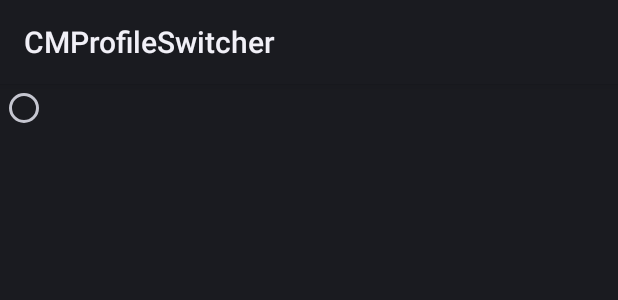
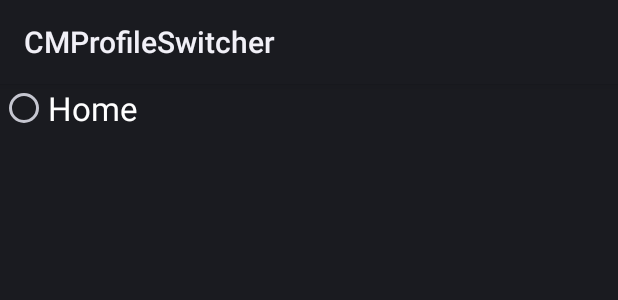
Before and after one commit to GunoH/cmprofileswitcher, an Android app: the layout profile_row.xml on its own in the app's theme, with its tools: preview values and no code run, on a phone screen of 412 x 824 dp. Shown: the top 300 px of the screen. Run offline under Robolectric (Android 15) with nearby library versions, the phone set to English and light mode, and no system bars.

Commit message:
Removed header, increased profile name text size.

```diff
--- a/app/src/main/res/layout/profile_row.xml
+++ b/app/src/main/res/layout/profile_row.xml
@@ -1,5 +1,6 @@
 <?xml version="1.0" encoding="utf-8"?>
 <LinearLayout xmlns:android="http://schemas.android.com/apk/res/android"
+    xmlns:tools="http://schemas.android.com/tools"
     android:layout_width="match_parent"
     android:layout_height="match_parent"
     android:orientation="horizontal">
@@ -7,6 +8,8 @@
     <RadioButton
         android:id="@+id/radiobutton"
         android:layout_width="match_parent"
-        android:layout_height="wrap_content" />
+        android:layout_height="wrap_content"
+        tools:text="Home"
+        android:textSize="@dimen/profile_name_text_size" />
 
 </LinearLayout>
--- /dev/null
+++ b/app/src/main/res/values/dimens.xml
@@ -0,0 +1,4 @@
+<?xml version="1.0" encoding="utf-8"?>
+<resources>
+    <dimen name="profile_name_text_size">22sp</dimen>
+</resources>
--- a/app/src/main/res/values/strings.xml
+++ b/app/src/main/res/values/strings.xml
@@ -1,5 +1,4 @@
 <resources>
     <string name="app_name">CMProfileSwitcher</string>
-    <string name="choose_profile">Choose profile</string>
     <string name="edit_settings_activity_name">Set profile</string>
 </resources>
```
Also changed, not shown: app/src/main/res/layout/settings.xml (+0 -7 lines).
